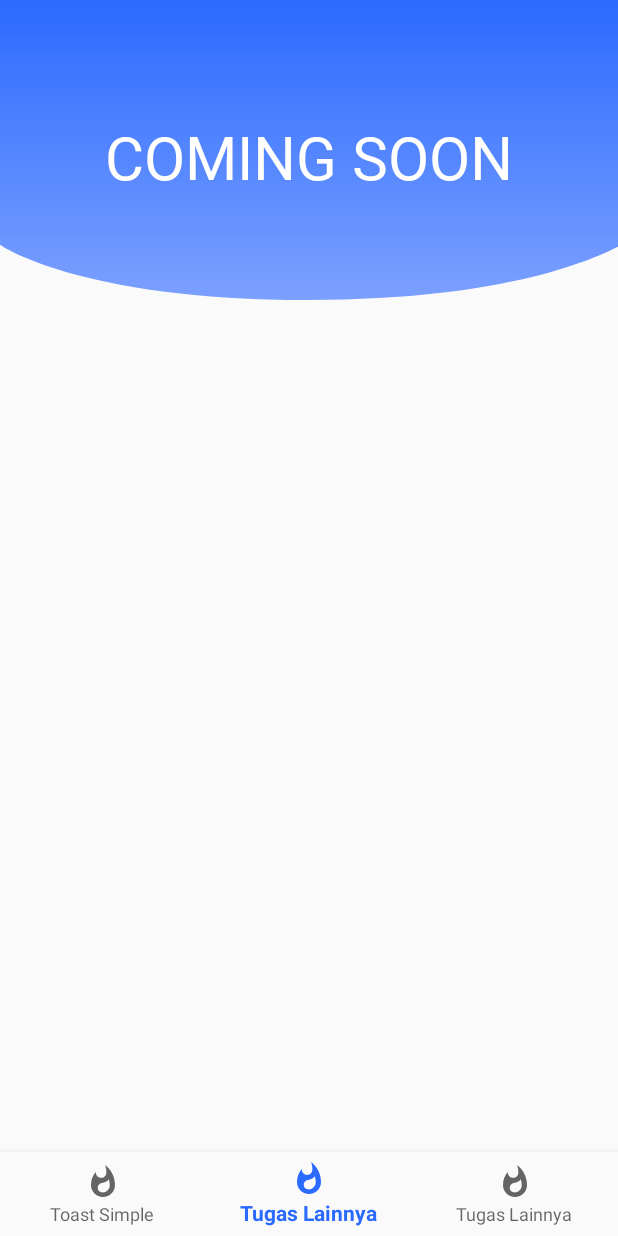
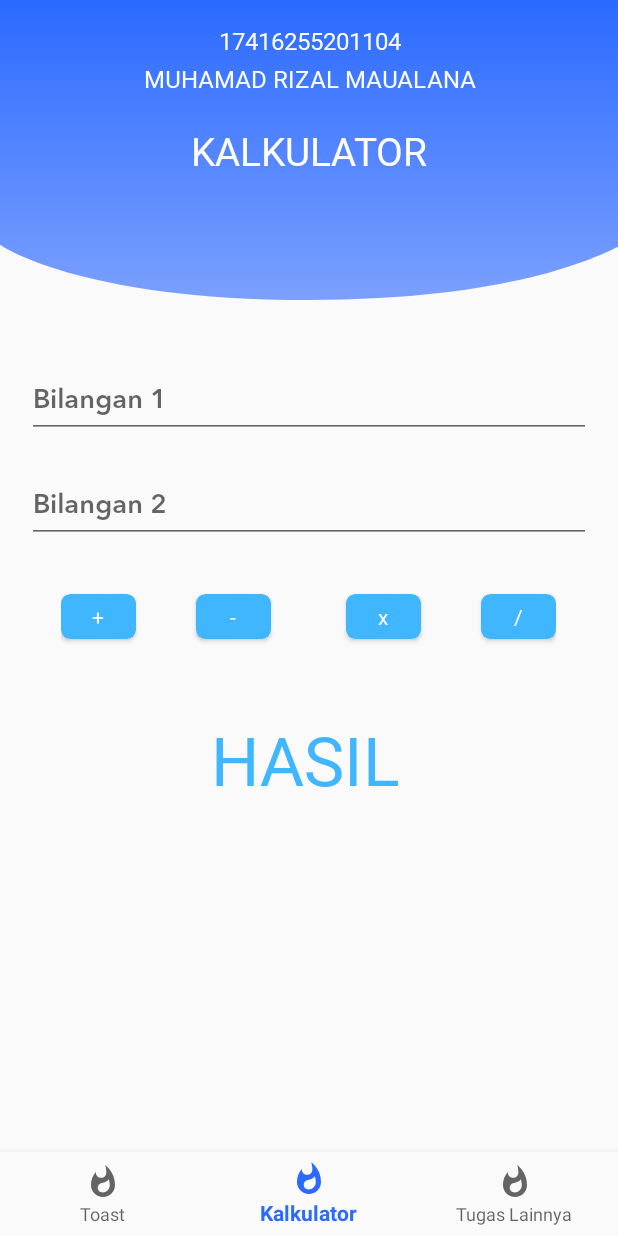
Before and after one commit to rizhalmaulana/Toast-Simple, an Android app: the screen it shows after launch (MainActivity), item 2 of the bottom bar chosen, on a phone screen of 412 x 824 dp. Run offline under Robolectric (Android 15) with nearby library versions, the phone set to English and light mode, and no system bars.

Commit message:
Tugas Kalkulator

```diff
--- /dev/null
+++ b/AndroidStudioProjects/Tugas_ToastSimple/app/src/main/java/id/ac/ubpkarawang/tugas_toastsimple/FragmenKalkulator.java
@@ -0,0 +1,118 @@
+package id.ac.ubpkarawang.tugas_toastsimple;
+
+
+import android.os.Bundle;
+import android.support.annotation.NonNull;
+import android.support.annotation.Nullable;
+import android.support.v4.app.Fragment;
+import android.support.v7.widget.CardView;
+import android.view.LayoutInflater;
+import android.view.View;
+import android.view.ViewGroup;
+import android.widget.EditText;
+import android.widget.TextView;
+import android.widget.Toast;
+
+
+/**
+ * A simple {@link Fragment} subclass.
+ */
+public class FragmenKalkulator extends Fragment {
+
+    public TextView txtHasil;
+    public EditText edtDialog1, edtDialog2;
+    public CardView cvTambah, cvKurang, cvKali, cvBagi;
+
+    public FragmenKalkulator() {
+        // Required empty public constructor
+    }
+
+
+    @Override
+    public View onCreateView(LayoutInflater inflater, ViewGroup container,
+                             Bundle savedInstanceState) {
+        // Inflate the layout for this fragment
+        return inflater.inflate(R.layout.fragment_fragmen_kalkulator, container, false);
+    }
+
+    @Override
+    public void onViewCreated(@NonNull View view, @Nullable Bundle savedInstanceState) {
+        super.onViewCreated(view, savedInstanceState);
+
+        txtHasil    = view.findViewById(R.id.hasil);
+        edtDialog1  = view.findViewById(R.id.textDialog1);
+        edtDialog2  = view.findViewById(R.id.textDialog2);
+        cvTambah    = view.findViewById(R.id.cv_tambah);
+        cvKurang    = view.findViewById(R.id.cv_kurang);
+        cvKali      = view.findViewById(R.id.cv_kali);
+        cvBagi      = view.findViewById(R.id.cv_bagi);
+
+        cvTambah.setOnClickListener(new View.OnClickListener() {
+            @Override
+            public void onClick(View view) {
+                if (edtDialog1==null){
+                    Toast alert = Toast.makeText(getActivity(),"Bilangan 1 Harus Diisi", Toast.LENGTH_SHORT);
+                    alert.show();
+                }else if (edtDialog2==null){
+                    Toast alert = Toast.makeText(getActivity(),"Bilangan 2 Harus Diisi", Toast.LENGTH_SHORT);
+                    alert.show();
+                }else{
+                    double bil1 = Double.parseDouble(edtDialog1.getText().toString());
+                    double bill2 = Double.parseDouble(edtDialog2.getText().toString());
+                    txtHasil.setText(Double.toString(bil1+bill2));
+                }
+            }
+        });
+
+        cvKurang.setOnClickListener(new View.OnClickListener() {
+            @Override
+            public void onClick(View view) {
+                if (edtDialog1==null){
+                    Toast alert = Toast.makeText(getActivity(),"Bilangan 1 Harus Diisi", Toast.LENGTH_SHORT);
+                    alert.show();
+                }else if (edtDialog2==null){
+                    Toast alert = Toast.makeText(getActivity(),"Bilangan 2 Harus Diisi", Toast.LENGTH_SHORT);
+                    alert.show();
+                }else{
+                    double bil1 = Double.parseDouble(edtDialog1.getText().toString());
+                    double bill2 = Double.parseDouble(edtDialog2.getText().toString());
+                    txtHasil.setText(Double.toString(bil1-bill2));
+                }
+            }
+        });
+
+        cvKali.setOnClickListener(new View.OnClickListener() {
+            @Override
+            public void onClick(View view) {
+                if (edtDialog1==null){
+                    Toast alert = Toast.makeText(getActivity(),"Bilangan 1 Harus Diisi", Toast.LENGTH_SHORT);
+                    alert.show();
+                }else if (edtDialog2==null){
+                    Toast alert = Toast.makeText(getActivity(),"Bilangan 2 Harus Diisi", Toast.LENGTH_SHORT);
+                    alert.show();
+                }else{
+                    double bil1 = Double.parseDouble(edtDialog1.getText().toString());
+                    double bill2 = Double.parseDouble(edtDialog2.getText().toString());
+                    txtHasil.setText(Double.toString(bil1*bill2));
+                }
+            }
+        });
+
+        cvBagi.setOnClickListener(new View.OnClickListener() {
+            @Override
+            public void onClick(View view) {
+                if (edtDialog1==null){
+                    Toast alert = Toast.makeText(getActivity(),"Bilangan 1 Harus Diisi", Toast.LENGTH_SHORT);
+                    alert.show();
+                }else if (edtDialog2==null){
+                    Toast alert = Toast.makeText(getActivity(),"Bilangan 2 Harus Diisi", Toast.LENGTH_SHORT);
+                    alert.show();
+                }else{
+                    double bil1 = Double.parseDouble(edtDialog1.getText().toString());
+                    double bill2 = Double.parseDouble(edtDialog2.getText().toString());
+                    txtHasil.setText(Double.toString(bil1/bill2));
+                }
+            }
+        });
+    }
+}
--- a/AndroidStudioProjects/Tugas_ToastSimple/app/src/main/java/id/ac/ubpkarawang/tugas_toastsimple/FragmenLain.java
+++ /dev/null
@@ -1,29 +0,0 @@
-package id.ac.ubpkarawang.tugas_toastsimple;
-
-
-import android.os.Bundle;
-import android.support.v4.app.Fragment;
-import android.view.LayoutInflater;
-import android.view.View;
-import android.view.ViewGroup;
-
-
-/**
- * A simple {@link Fragment} subclass.
- */
-public class FragmenLain extends Fragment {
-
-
-    public FragmenLain() {
-        // Required empty public constructor
-    }
-
-
-    @Override
-    public View onCreateView(LayoutInflater inflater, ViewGroup container,
-                             Bundle savedInstanceState) {
-        // Inflate the layout for this fragment
-        return inflater.inflate(R.layout.fragment_fragmen_lain, container, false);
-    }
-
-}
--- a/AndroidStudioProjects/Tugas_ToastSimple/app/src/main/java/id/ac/ubpkarawang/tugas_toastsimple/FragmentTugasAwal.java
+++ b/AndroidStudioProjects/Tugas_ToastSimple/app/src/main/java/id/ac/ubpkarawang/tugas_toastsimple/FragmentToast.java
@@ -1,7 +1,6 @@
 package id.ac.ubpkarawang.tugas_toastsimple;
 
 
-import android.content.Context;
 import android.os.Bundle;
 import android.support.annotation.NonNull;
 import android.support.annotation.Nullable;
@@ -17,14 +16,14 @@ import android.widget.Toast;
 /**
  * A simple {@link Fragment} subclass.
  */
-public class FragmentTugasAwal extends Fragment implements View.OnClickListener {
+public class FragmentToast extends Fragment implements View.OnClickListener {
 
     public TextView txtAngka;
     public CardView cvReset, cvToast, cvCount;
     public MainActivity activity;
     int mCount = 0;
 
-    public FragmentTugasAwal() {
+    public FragmentToast() {
         // Required empty public constructor
     }
 
@@ -32,7 +31,7 @@ public class FragmentTugasAwal extends Fragment implements View.OnClickListener
     @Nullable
     @Override
     public View onCreateView(@NonNull LayoutInflater inflater, @Nullable ViewGroup container, @Nullable Bundle savedInstanceState) {
-        return inflater.inflate(R.layout.fragment_fragment_tugas_awal, container, false);
+        return inflater.inflate(R.layout.fragment_fragment_toast, container, false);
     }
 
     @Override
--- a/AndroidStudioProjects/Tugas_ToastSimple/app/src/main/java/id/ac/ubpkarawang/tugas_toastsimple/MainActivity.java
+++ b/AndroidStudioProjects/Tugas_ToastSimple/app/src/main/java/id/ac/ubpkarawang/tugas_toastsimple/MainActivity.java
@@ -11,14 +11,14 @@ public class MainActivity extends AppCompatActivity {
         Fragment fragment;
         switch (item.getItemId()) {
             case R.id.navigation_home:
-                fragment = new FragmentTugasAwal();
+                fragment = new FragmentToast();
                 getSupportFragmentManager().beginTransaction()
                         .replace(R.id.container_layout, fragment, fragment.getClass().getSimpleName())
                         .commit();
                 return true;
 
             case R.id.navigation_lain:
-                fragment = new FragmenLain();
+                fragment = new FragmenKalkulator();
                 getSupportFragmentManager().beginTransaction()
                         .replace(R.id.container_layout, fragment, fragment.getClass().getSimpleName())
                         .commit();
@@ -40,13 +40,13 @@ public class MainActivity extends AppCompatActivity {
         super.onCreate(savedInstanceState);
         setContentView(R.layout.activity_main);
 
-        loadFragment(new FragmentTugasAwal());
+        loadFragment(new FragmentToast());
         BottomNavigationView navView = findViewById(R.id.navigation);
         navView.setOnNavigationItemSelectedListener(mOnNavigationItemSelectedListener);
 
     }
 
-    private boolean loadFragment(FragmentTugasAwal fragmentTugasAwal) {
+    private boolean loadFragment(FragmentToast fragmentTugasAwal) {
         if (fragmentTugasAwal != null) {
             getSupportFragmentManager().beginTransaction()
                     .replace(R.id.container_layout, fragmentTugasAwal)
--- /dev/null
+++ b/AndroidStudioProjects/Tugas_ToastSimple/app/src/main/res/layout/fragment_fragmen_kalkulator.xml
@@ -0,0 +1,257 @@
+<?xml version="1.0" encoding="utf-8"?>
+<FrameLayout xmlns:android="http://schemas.android.com/apk/res/android"
+    xmlns:app="http://schemas.android.com/apk/res-auto"
+    xmlns:tools="http://schemas.android.com/tools"
+    android:layout_width="match_parent"
+    android:layout_height="match_parent"
+    tools:context=".FragmenKalkulator">
+
+    <android.support.constraint.ConstraintLayout
+        xmlns:android="http://schemas.android.com/apk/res/android"
+        xmlns:app="http://schemas.android.com/apk/res-auto"
+        xmlns:tools="http://schemas.android.com/tools"
+        android:id="@+id/container"
+        android:layout_width="match_parent"
+        android:layout_height="match_parent"
+        tools:context=".MainActivity">
+
+    <ImageView
+        android:id="@+id/imageView3"
+        android:layout_width="match_parent"
+        android:layout_height="wrap_content"
+        android:background="@drawable/bg_main"
+        android:scaleType="fitXY"
+        android:adjustViewBounds="true"
+        android:contentDescription="@string/todo" />
+
+        <TextView
+            android:id="@+id/message2"
+            android:layout_width="wrap_content"
+            android:layout_height="wrap_content"
+            android:layout_marginStart="8dp"
+            android:layout_marginLeft="8dp"
+            android:layout_marginTop="8dp"
+            android:layout_marginEnd="8dp"
+            android:layout_marginRight="8dp"
+            android:layout_marginBottom="8dp"
+            android:fontFamily="@font/avenir_bold"
+            android:text="17416255201104"
+            android:textColor="@android:color/white"
+            android:textSize="16sp"
+            app:layout_constraintBottom_toBottomOf="@+id/imageView3"
+            app:layout_constraintEnd_toEndOf="parent"
+            app:layout_constraintHorizontal_bias="0.502"
+            app:layout_constraintStart_toStartOf="parent"
+            app:layout_constraintTop_toTopOf="parent"
+            app:layout_constraintVertical_bias="0.05" />
+
+        <TextView
+            android:id="@+id/message3"
+            android:layout_width="wrap_content"
+            android:layout_height="wrap_content"
+            android:layout_marginStart="8dp"
+            android:layout_marginLeft="8dp"
+            android:layout_marginTop="8dp"
+            android:layout_marginEnd="8dp"
+            android:layout_marginRight="8dp"
+            android:layout_marginBottom="8dp"
+            android:fontFamily="@font/avenir_bold"
+            android:text="MUHAMAD RIZAL MAUALANA"
+            android:textColor="@android:color/white"
+            android:textSize="16sp"
+            app:layout_constraintBottom_toBottomOf="@+id/imageView3"
+            app:layout_constraintEnd_toEndOf="parent"
+            app:layout_constraintHorizontal_bias="0.503"
+            app:layout_constraintStart_toStartOf="parent"
+            app:layout_constraintTop_toTopOf="parent"
+            app:layout_constraintVertical_bias="0.207" />
+
+        <TextView
+            android:id="@+id/message"
+            android:layout_width="wrap_content"
+            android:layout_height="wrap_content"
+            android:layout_marginStart="8dp"
+            android:layout_marginLeft="8dp"
+            android:layout_marginTop="8dp"
+            android:layout_marginEnd="8dp"
+            android:layout_marginRight="8dp"
+            android:layout_marginBottom="8dp"
+            android:fontFamily="@font/avenir_bold"
+            android:text="KALKULATOR"
+            android:textColor="@android:color/white"
+            android:textSize="26sp"
+            app:layout_constraintBottom_toBottomOf="@+id/imageView3"
+            app:layout_constraintEnd_toEndOf="parent"
+            app:layout_constraintStart_toStartOf="parent"
+            app:layout_constraintTop_toTopOf="parent" />
+
+
+    </android.support.constraint.ConstraintLayout>
+    <!-- TODO: Update blank fragment layout -->
+
+
+        <android.support.constraint.ConstraintLayout
+            android:layout_width="match_parent"
+            android:layout_height="wrap_content"
+            android:orientation="vertical"
+            android:layout_marginTop="230dp">
+
+            <android.support.design.widget.TextInputLayout
+                android:id="@+id/til"
+                android:layout_width="fill_parent"
+                android:layout_height="wrap_content"
+                android:layout_marginStart="18dp"
+                android:layout_marginEnd="18dp"
+                app:layout_constraintEnd_toEndOf="parent"
+                app:layout_constraintStart_toStartOf="parent">
+
+                <EditText
+                    android:id="@+id/textDialog1"
+                    android:layout_width="fill_parent"
+                    android:layout_height="wrap_content"
+                    android:ems="15"
+                    android:fontFamily="@font/avenir_demi"
+                    android:hint="Bilangan 1"
+                    android:inputType="phone"
+                    android:textColor="@color/colorAccent"
+                    android:textColorHint="@color/colorAccent" />
+            </android.support.design.widget.TextInputLayout>
+
+            </android.support.constraint.ConstraintLayout>
+
+    <android.support.constraint.ConstraintLayout
+        android:layout_width="match_parent"
+        android:layout_height="wrap_content"
+        android:orientation="horizontal"
+        android:layout_marginTop="300dp">
+
+        <android.support.design.widget.TextInputLayout
+            android:id="@+id/til2"
+            android:layout_width="fill_parent"
+            android:layout_height="wrap_content"
+            android:layout_marginStart="18dp"
+            android:layout_marginEnd="18dp"
+            app:layout_constraintEnd_toEndOf="parent"
+            app:layout_constraintStart_toStartOf="parent">
+
+            <EditText
+                android:id="@+id/textDialog2"
+                android:layout_width="fill_parent"
+                android:layout_height="wrap_content"
+                android:ems="15"
+                android:fontFamily="@font/avenir_demi"
+                android:hint="Bilangan 2"
+                android:inputType="phone"
+                android:textColor="@color/colorAccent"
+                android:textColorHint="@color/colorAccent" />
+        </android.support.design.widget.TextInputLayout>
+        </android.support.constraint.ConstraintLayout>
+
+
+    <LinearLayout
+        android:layout_width="match_parent"
+        android:layout_height="wrap_content"
+        android:orientation="vertical">
+
+        <RelativeLayout
+            android:layout_width="wrap_content"
+            android:layout_height="match_parent"
+            android:layout_gravity="center"
+            android:padding="26dp"
+            android:orientation="vertical">
+
+            <android.support.v7.widget.CardView
+                android:id="@+id/cv_tambah"
+                android:layout_width="50dp"
+                android:layout_height="30dp"
+                android:layout_marginTop="370dp"
+                app:cardBackgroundColor="@color/colorAccent"
+                app:cardCornerRadius="6dp">
+
+                <TextView
+                    android:layout_width="wrap_content"
+                    android:layout_height="wrap_content"
+                    android:layout_gravity="center"
+                    android:fontFamily="@font/avenir_bold"
+                    android:textColor="@android:color/white"
+                    android:text="+"
+                    android:textSize="14sp"/>
+            </android.support.v7.widget.CardView>
+
+
+            <android.support.v7.widget.CardView
+                android:id="@+id/cv_kurang"
+                android:layout_width="50dp"
+                android:layout_height="30dp"
+                android:layout_marginTop="370dp"
+                android:layout_marginStart="90dp"
+                app:cardBackgroundColor="@color/colorAccent"
+                app:cardCornerRadius="6dp"
+                android:layout_marginLeft="90dp">
+
+                <TextView
+                    android:layout_width="wrap_content"
+                    android:layout_height="wrap_content"
+                    android:layout_gravity="center"
+                    android:fontFamily="@font/avenir_bold"
+                    android:textColor="@android:color/white"
+                    android:text="-"
+                    android:textSize="14sp"/>
+            </android.support.v7.widget.CardView>
+
+
+            <android.support.v7.widget.CardView
+                android:id="@+id/cv_kali"
+                android:layout_width="50dp"
+                android:layout_height="30dp"
+                android:layout_marginTop="370dp"
+                android:layout_marginStart="190dp"
+                app:cardBackgroundColor="@color/colorAccent"
+                app:cardCornerRadius="6dp"
+                android:layout_marginLeft="190dp">
+
+                <TextView
+                    android:layout_width="wrap_content"
+                    android:layout_height="wrap_content"
+                    android:layout_gravity="center"
+                    android:fontFamily="@font/avenir_bold"
+                    android:textColor="@android:color/white"
+                    android:text="x"
+                    android:textSize="14sp"/>
+            </android.support.v7.widget.CardView>
+
+
+            <android.support.v7.widget.CardView
+                android:id="@+id/cv_bagi"
+                android:layout_width="50dp"
+                android:layout_height="30dp"
+                android:layout_marginTop="370dp"
+                android:layout_marginStart="280dp"
+                app:cardBackgroundColor="@color/colorAccent"
+                app:cardCornerRadius="6dp"
+                android:layout_marginLeft="280dp">
+
+                <TextView
+                    android:layout_width="wrap_content"
+                    android:layout_height="wrap_content"
+                    android:layout_gravity="center"
+                    android:fontFamily="@font/avenir_bold"
+                    android:textColor="@android:color/white"
+                    android:text="/"
+                    android:textSize="14sp"/>
+            </android.support.v7.widget.CardView>
+
+            <TextView
+                android:id="@+id/hasil"
+                android:layout_width="wrap_content"
+                android:layout_height="wrap_content"
+                android:layout_marginTop="450dp"
+                android:text="HASIL"
+                android:textSize="45sp"
+                android:fontFamily="@font/avenir_bold"
+                android:layout_marginStart="100dp"
+                android:textColor="@color/colorAccent"
+                android:layout_marginLeft="100dp" />
+        </RelativeLayout>
+    </LinearLayout>
+</FrameLayout>
--- a/AndroidStudioProjects/Tugas_ToastSimple/app/src/main/res/layout/fragment_fragmen_lain.xml
+++ /dev/null
@@ -1,51 +0,0 @@
-<?xml version="1.0" encoding="utf-8"?>
-<FrameLayout xmlns:android="http://schemas.android.com/apk/res/android"
-    xmlns:app="http://schemas.android.com/apk/res-auto"
-    xmlns:tools="http://schemas.android.com/tools"
-    android:layout_width="match_parent"
-    android:layout_height="match_parent"
-    tools:context=".FragmenLain">
-
-    <android.support.constraint.ConstraintLayout xmlns:android="http://schemas.android.com/apk/res/android"
-        xmlns:app="http://schemas.android.com/apk/res-auto"
-        xmlns:tools="http://schemas.android.com/tools"
-        android:id="@+id/container"
-        android:layout_width="match_parent"
-        android:layout_height="match_parent"
-        tools:context=".MainActivity">
-
-    <ImageView
-        android:id="@+id/imageView3"
-        android:layout_width="match_parent"
-        android:layout_height="wrap_content"
-        android:background="@drawable/bg_main"
-        android:scaleType="fitXY"
-        android:adjustViewBounds="true"
-        android:contentDescription="@string/todo" />
-
-    <!-- TODO: Update blank fragment layout -->
-        <android.support.constraint.ConstraintLayout
-            android:layout_width="wrap_content"
-            android:layout_height="wrap_content"
-            android:layout_marginStart="8dp"
-            android:layout_marginLeft="8dp"
-            android:layout_marginTop="8dp"
-            android:layout_marginEnd="8dp"
-            android:layout_marginRight="8dp"
-            app:layout_constraintBottom_toBottomOf="@+id/imageView3"
-            app:layout_constraintEnd_toEndOf="parent"
-            app:layout_constraintStart_toStartOf="parent"
-            app:layout_constraintTop_toTopOf="@+id/imageView3">
-
-            <TextView
-                android:layout_width="match_parent"
-                android:layout_height="match_parent"
-                android:fontFamily="@font/avenir_bold"
-                android:text="COMING SOON"
-                android:textColor="@android:color/white"
-                android:textSize="40sp"/>
-        </android.support.constraint.ConstraintLayout>
-
-    </android.support.constraint.ConstraintLayout>
-
-</FrameLayout>
--- a/AndroidStudioProjects/Tugas_ToastSimple/app/src/main/res/layout/fragment_fragment_tugas_awal.xml
+++ b/AndroidStudioProjects/Tugas_ToastSimple/app/src/main/res/layout/fragment_fragment_toast.xml
@@ -4,7 +4,7 @@
     android:layout_width="match_parent"
     android:layout_height="match_parent"
     xmlns:app="http://schemas.android.com/apk/res-auto"
-    tools:context=".FragmentTugasAwal">
+    tools:context=".FragmentToast">
 
     <android.support.constraint.ConstraintLayout xmlns:android="http://schemas.android.com/apk/res/android"
         xmlns:app="http://schemas.android.com/apk/res-auto"
--- a/AndroidStudioProjects/Tugas_ToastSimple/app/src/main/res/menu/navigation.xml
+++ b/AndroidStudioProjects/Tugas_ToastSimple/app/src/main/res/menu/navigation.xml
@@ -9,7 +9,7 @@
     <item
         android:id="@+id/navigation_lain"
         android:icon="@drawable/ic_whatshot_black_24dp"
-        android:title="@string/lainnya" />
+        android:title="@string/kalkulator" />
 
     <item
         android:id="@+id/navigation_lainnya"
--- a/AndroidStudioProjects/Tugas_ToastSimple/app/src/main/res/values/strings.xml
+++ b/AndroidStudioProjects/Tugas_ToastSimple/app/src/main/res/values/strings.xml
@@ -1,7 +1,7 @@
 <resources>
     <string name="app_name">Tugas_ToastSimple</string>
-    <string name="tugas_awal">Toast Simple</string>
-    <string name="lainnya">Tugas Lainnya</string>
+    <string name="tugas_awal">Toast</string>
+    <string name="kalkulator">Kalkulator</string>
     <string name="lainnya2">Tugas Lainnya</string>
     <string name="Home">Halaman Awal</string>
 
```
